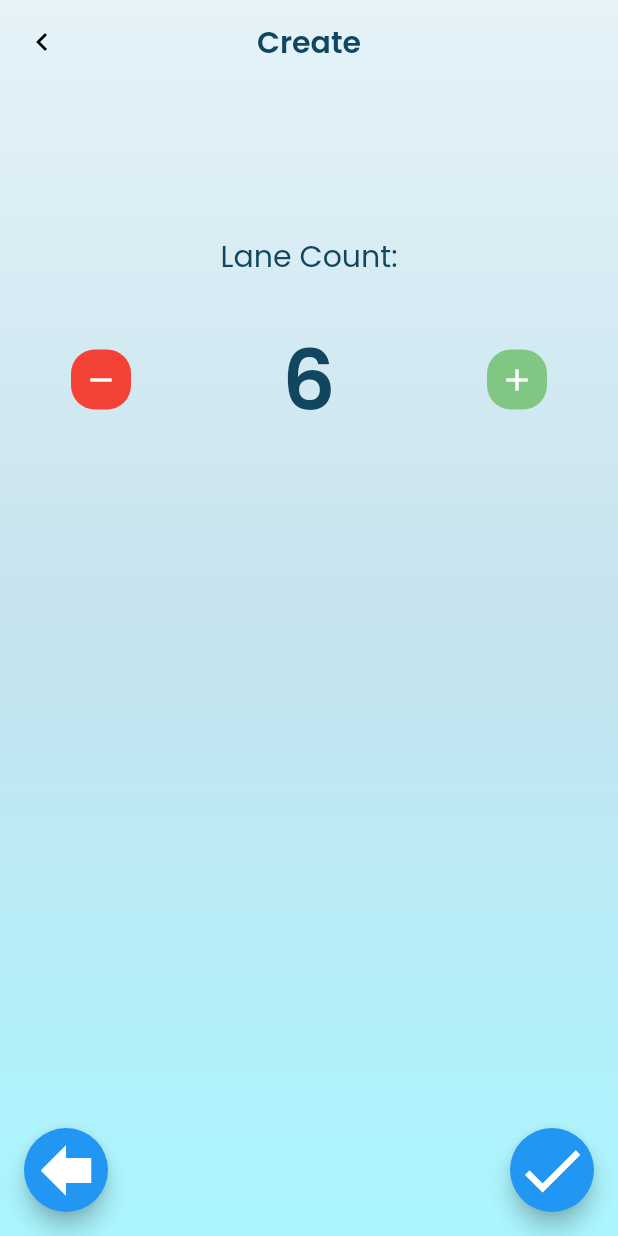
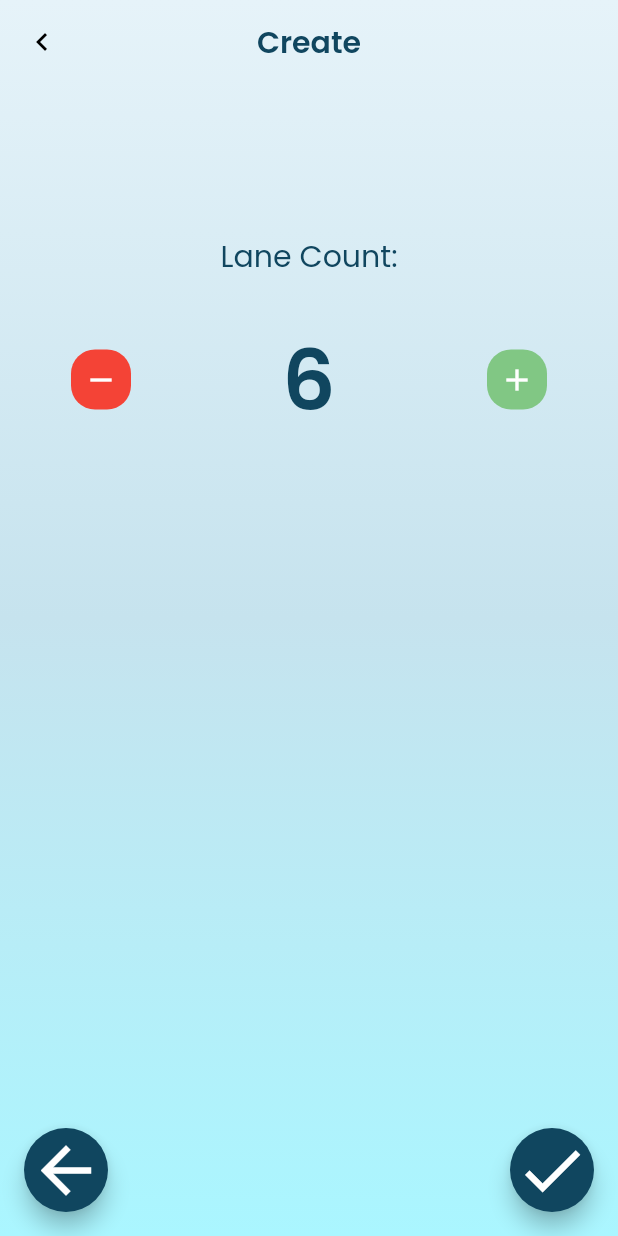
Before and after one commit to pfranz1/swim_timer, a Flutter app: the LaneSettingsView screen opened directly, on a phone screen of 412 x 824 dp. Run offline on Flutter 3.47's test engine with Material 2 defaults, Android fonts, the phone set to English and light mode, and no system bars; our stand-ins replace equatable, firebase_core, firebase_database, flutter_bloc, go_router, page_transition and 2 more; missing offline and left inert: animated_digit, sorted_list; accounts and stored records are empty.

Commit message:
add const + make floating action buttons look fab

```diff
--- a/lib/pages/create/views/lane_settings_view.dart
+++ b/lib/pages/create/views/lane_settings_view.dart
@@ -57,7 +57,7 @@ class _LaneSettingsViewState extends State<LaneSettingsView>
       appBar: AppBar(
         backgroundColor: Colors.transparent,
         elevation: 0,
-        title: Text(
+        title: const Text(
           'Create',
           //TODO Replace with real color
           style: TextStyle(
@@ -94,7 +94,8 @@ class _LaneSettingsViewState extends State<LaneSettingsView>
                       .read<CreateBloc>()
                       .add(CreateEvent_SetStep(step: CreateStep.name));
                 },
-                child: const Icon(Icons.forward,
+                backgroundColor: Color(0xFF10465F),
+                child: const Icon(Icons.arrow_forward_outlined,
                     size: 50, textDirection: TextDirection.rtl),
               ),
               FloatingActionButton(
@@ -102,13 +103,14 @@ class _LaneSettingsViewState extends State<LaneSettingsView>
                   onPressed: () {
                     context.go("/practice/fromCreate${Random().nextInt(25)}");
                   },
+                  backgroundColor: Color(0xFF10465F),
                   child: const Icon(Icons.check, size: 50)),
             ],
           )),
       // Body
       extendBodyBehindAppBar: true,
       body: Container(
-        decoration: BoxDecoration(
+        decoration: const BoxDecoration(
           gradient: LinearGradient(
             colors: [Color(0xFFE6F3F9), Color(0xFFC6E3EE), Color(0xFFAAF6FF)],
             begin: Alignment.topCenter,
@@ -126,7 +128,7 @@ class _LaneSettingsViewState extends State<LaneSettingsView>
               child: Column(
                 crossAxisAlignment: CrossAxisAlignment.center,
                 mainAxisAlignment: MainAxisAlignment.start,
-                children: [
+                children: const [
                   Text(
                     'Lane Count:',
                     style: TextStyle(
```
Also changed, not shown: lib/pages/create/views/name_view.dart (+4 -3 lines).
